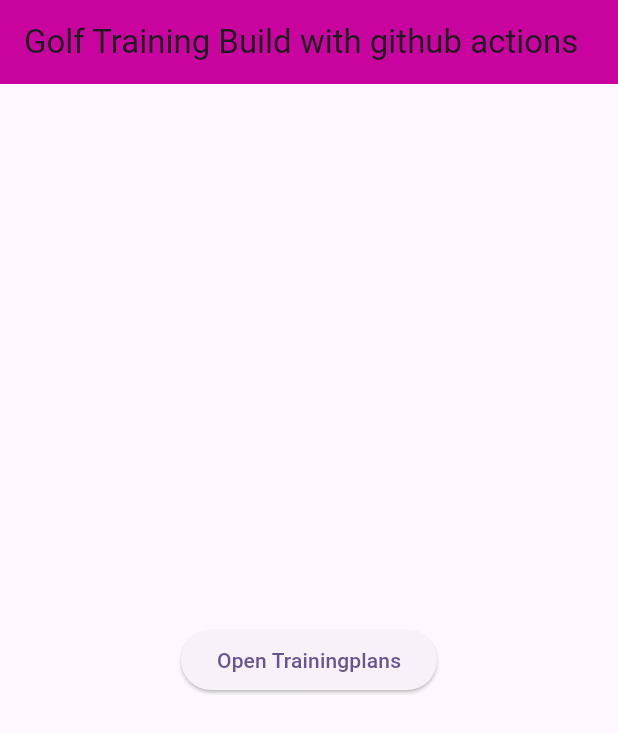
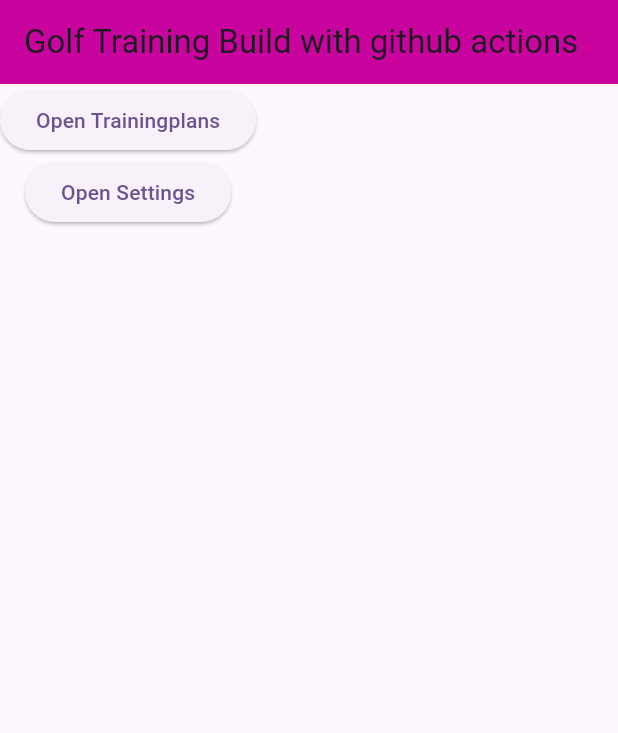
Before and after one commit to mikaZimmermann/golfApp, a Flutter app: the screen it shows after launch, on a phone screen of 412 x 824 dp. Shown: the top 733 px of the screen. Run offline on Flutter 3.47's test engine with Material 2 defaults, Android fonts, the phone set to English and light mode, and no system bars.

Commit message:
updated main and two buttons

```diff
--- a/lib/main.dart
+++ b/lib/main.dart
@@ -15,21 +15,6 @@ class MyApp extends StatelessWidget {
     return MaterialApp(
       title: 'Golf Training',
       theme: ThemeData(
-        // This is the theme of your application.
-        //
-        // TRY THIS: Try running your application with "flutter run". You'll see
-        // the application has a blue toolbar. Then, without quitting the app,
-        // try changing the seedColor in the colorScheme below to Colors.green
-        // and then invoke "hot reload" (save your changes or press the "hot
-        // reload" button in a Flutter-supported IDE, or press "r" if you used
-        // the command line to start the app).
-        //
-        // Notice that the counter didn't reset back to zero; the application
-        // state is not lost during the reload. To reset the state, use hot
-        // restart instead.
-        //
-        // This works for code too, not just values: Most code changes can be
-        // tested with just a hot reload.
         colorScheme: ColorScheme.fromSeed(seedColor: Colors.deepPurple),
         useMaterial3: true,
       ),
@@ -41,15 +26,6 @@ class MyApp extends StatelessWidget {
 class MyHomePage extends StatefulWidget {
   const MyHomePage({super.key, required this.title});
 
-  // This widget is the home page of your application. It is stateful, meaning
-  // that it has a State object (defined below) that contains fields that affect
-  // how it looks.
-
-  // This class is the configuration for the state. It holds the values (in this
-  // case the title) provided by the parent (in this case the App widget) and
-  // used by the build method of the State. Fields in a Widget subclass are
-  // always marked "final".
-
   final String title;
 
   @override
@@ -57,52 +33,35 @@ class MyHomePage extends StatefulWidget {
 }
 
 class _MyHomePageState extends State<MyHomePage> {
-  int _counter = 0;
-
-  void _incrementCounter() {
-    setState(() {
-      // This call to setState tells the Flutter framework that something has
-      // changed in this State, which causes it to rerun the build method below
-      // so that the display can reflect the updated values. If we changed
-      // _counter without calling setState(), then the build method would not be
-      // called again, and so nothing would appear to happen.
-      _counter++;
-    });
-  }
-
   @override
   Widget build(BuildContext context) {
-    // This method is rerun every time setState is called, for instance as done
-    // by the _incrementCounter method above.
-    //
-    // The Flutter framework has been optimized to make rerunning build methods
-    // fast, so that you can just rebuild anything that needs updating rather
-    // than having to individually change instances of widgets.
+
     return Scaffold(
       appBar: AppBar(
-        // TRY THIS: Try changing the color here to a specific color (to
-        // Colors.amber, perhaps?) and trigger a hot reload to see the AppBar
-        // change color while the other colors stay the same.
+
         backgroundColor: Color.fromARGB(255, 200, 3, 158),
-        // Here we take the value from the MyHomePage object that was created by
-        // the App.build method, and use it to set our appbar title.
         title: Text(widget.title),
+
       ),
-      body: Center(
-        // Center is a layout widget. It takes a single child and positions it
-        // in the middle of the parent.
-        child: ElevatedButton(
+      body: Column(
+
+        children:[
+          ElevatedButton(
           child: const Text('Open Trainingplans'),
           onPressed: (){
             Navigator.push(
               context,
               MaterialPageRoute(builder: (context) => const TrainingPlanOverview()),
+
             );
-
           }
         ),
 
+        ElevatedButton(child: const Text ("Open Settings"),onPressed:(){})
+
+        ]
+
       ),
     );
-  }
-}
+  } //build
+} //class
```
